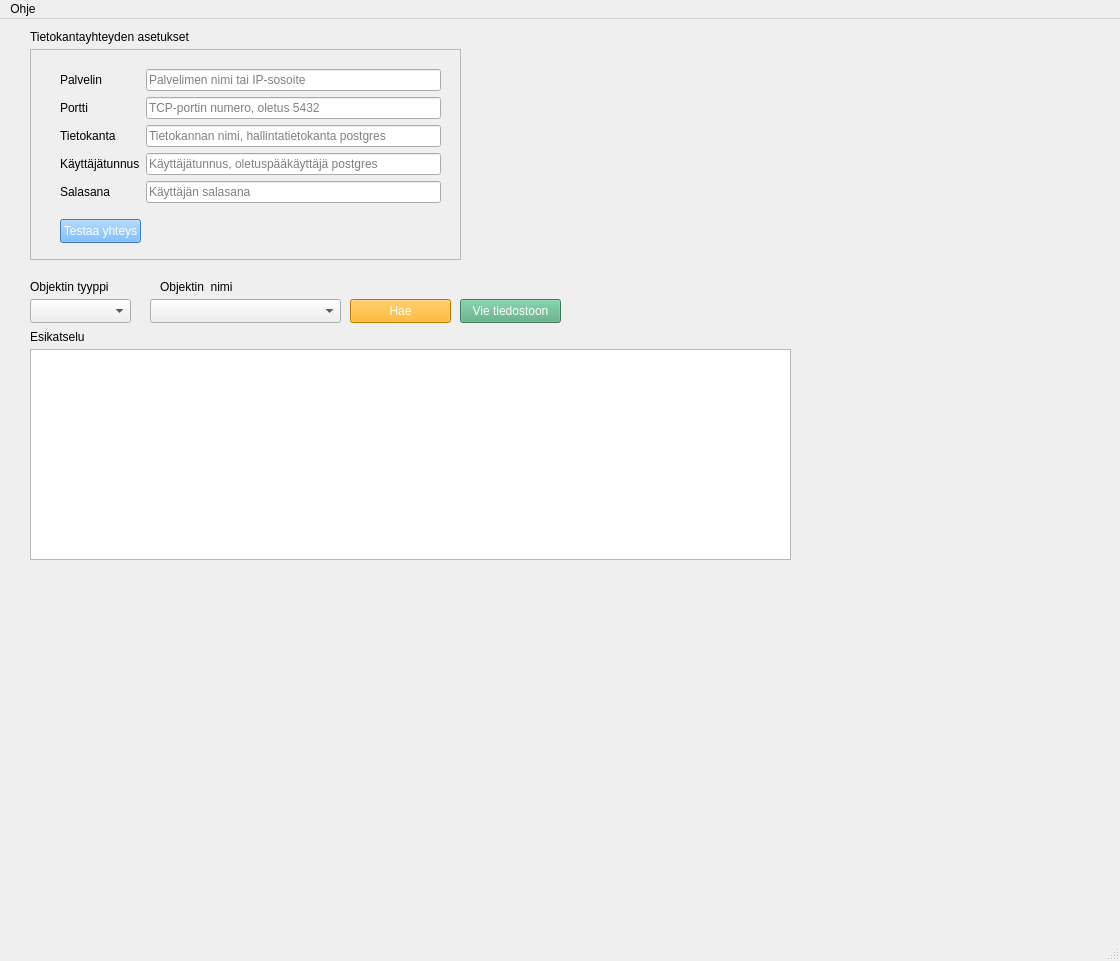
dildorababaerova/svg_esimerkki, file exportTool.ui: the form before one commit.
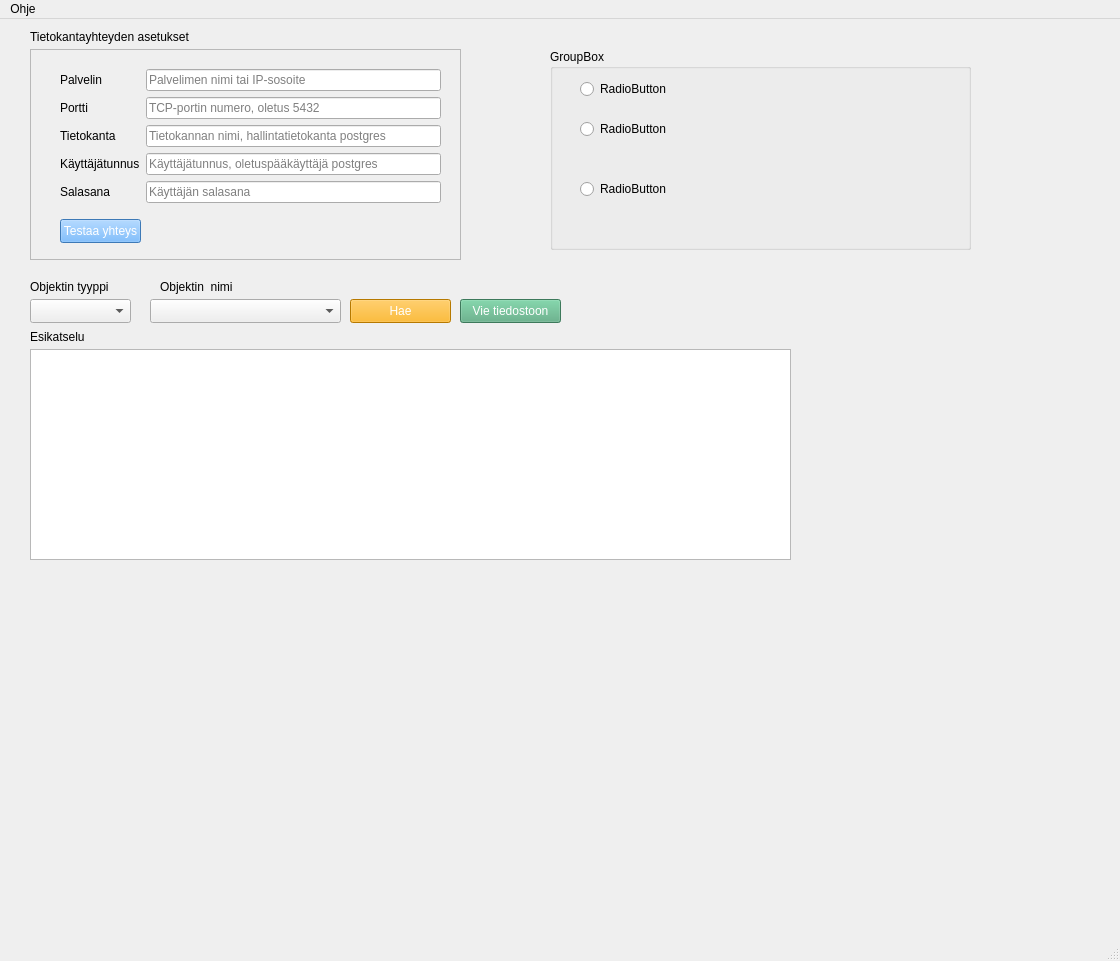
The form after the commit.

Patch:
```diff
--- a/exportTool.ui
+++ b/exportTool.ui
@@ -245,6 +245,58 @@
      <string>Objektin  nimi</string>
     </property>
    </widget>
+   <widget class="QGroupBox" name="groupBox">
+    <property name="geometry">
+     <rect>
+      <x>550</x>
+      <y>30</y>
+      <width>421</width>
+      <height>201</height>
+     </rect>
+    </property>
+    <property name="title">
+     <string>GroupBox</string>
+    </property>
+    <widget class="QRadioButton" name="radioButton">
+     <property name="geometry">
+      <rect>
+       <x>30</x>
+       <y>30</y>
+       <width>92</width>
+       <height>20</height>
+      </rect>
+     </property>
+     <property name="text">
+      <string>RadioButton</string>
+     </property>
+    </widget>
+    <widget class="QRadioButton" name="radioButton_2">
+     <property name="geometry">
+      <rect>
+       <x>30</x>
+       <y>70</y>
+       <width>92</width>
+       <height>20</height>
+      </rect>
+     </property>
+     <property name="text">
+      <string>RadioButton</string>
+     </property>
+    </widget>
+    <widget class="QRadioButton" name="radioButton_3">
+     <property name="geometry">
+      <rect>
+       <x>30</x>
+       <y>130</y>
+       <width>92</width>
+       <height>20</height>
+      </rect>
+     </property>
+     <property name="text">
+      <string>RadioButton</string>
+     </property>
+    </widget>
+   </widget>
   </widget>
   <widget class="QMenuBar" name="menubar">
    <property name="geometry">
```
